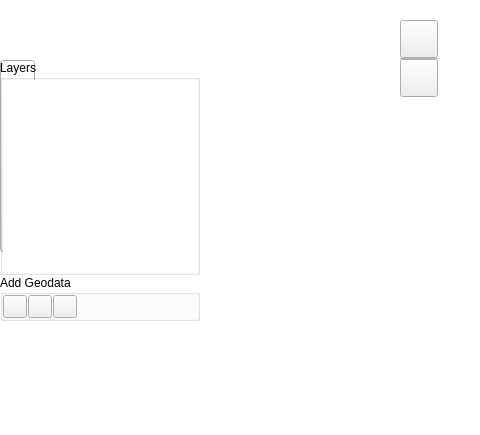
First picture: the form in src/ui/qgsribbonwindowbase.ui, repository kadas-albireo/kadas-albireo, before the edit; both pictures show x 0 to 480 and y 0 to 435 of the 800 by 600 pixel window.
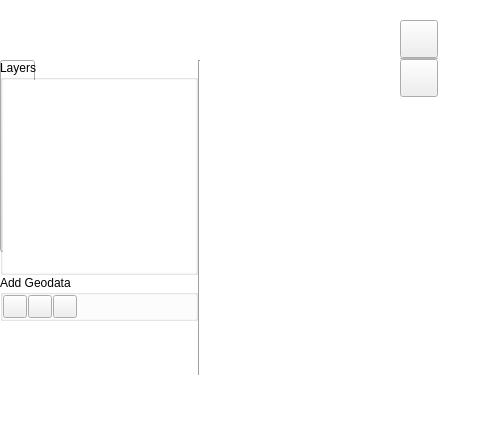
Second picture: the form after the edit. Icons and pictures are not drawn. Custom widgets are drawn as their Qt base class.

Commit message: Make ribbon layers widget resizeable

The edit to the form file:
```diff
--- a/src/ui/qgsribbonwindowbase.ui
+++ b/src/ui/qgsribbonwindowbase.ui
@@ -251,19 +251,16 @@
          <x>0</x>
          <y>60</y>
          <width>200</width>
-         <height>301</height>
+         <height>315</height>
         </rect>
        </property>
        <property name="maximumSize">
         <size>
-         <width>200</width>
+         <width>16777215</width>
          <height>16777215</height>
         </size>
        </property>
-       <layout class="QVBoxLayout" name="verticalLayout_2">
-        <property name="spacing">
-         <number>0</number>
-        </property>
+       <layout class="QGridLayout" name="gridLayout">
         <property name="leftMargin">
          <number>0</number>
         </property>
@@ -276,7 +273,10 @@
         <property name="bottomMargin">
          <number>0</number>
         </property>
-        <item>
+        <property name="spacing">
+         <number>0</number>
+        </property>
+        <item row="0" column="0">
          <widget class="QgsCollapsibleGroupBox" name="mLayersBox">
           <property name="sizePolicy">
            <sizepolicy hsizetype="Preferred" vsizetype="Preferred">
@@ -337,7 +337,7 @@
           </layout>
          </widget>
         </item>
-        <item>
+        <item row="1" column="0">
          <widget class="QgsCollapsibleGroupBox" name="mGeodataBox">
           <property name="maximumSize">
            <size>
@@ -440,7 +440,7 @@
           </layout>
          </widget>
         </item>
-        <item>
+        <item row="2" column="0">
          <widget class="QLabel" name="mLayersSpacer">
           <property name="sizePolicy">
            <sizepolicy hsizetype="Preferred" vsizetype="Expanding">
@@ -453,6 +453,28 @@
           </property>
          </widget>
         </item>
+        <item row="0" column="1" rowspan="3">
+         <widget class="Line" name="mLayersWidgetResizeHandle">
+          <property name="minimumSize">
+           <size>
+            <width>2</width>
+            <height>0</height>
+           </size>
+          </property>
+          <property name="maximumSize">
+           <size>
+            <width>2</width>
+            <height>16777215</height>
+           </size>
+          </property>
+          <property name="cursor">
+           <cursorShape>SizeHorCursor</cursorShape>
+          </property>
+          <property name="orientation">
+           <enum>Qt::Vertical</enum>
+          </property>
+         </widget>
+        </item>
        </layout>
       </widget>
       <widget class="QLabel" name="mLoadingLabel">
```
The commit also changes 2 other files.
